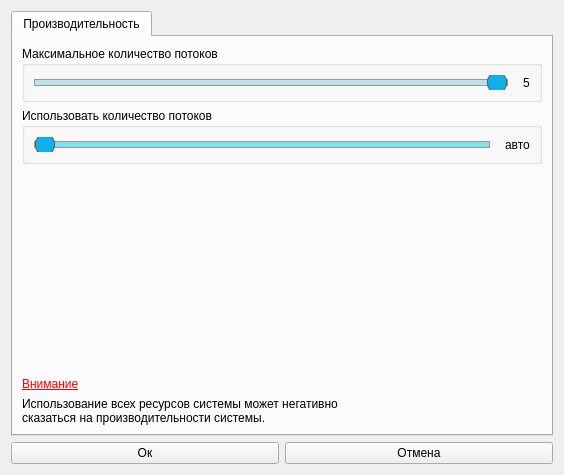
Qt form src/settingsform.ui (vrs000/DMS) before a commit.
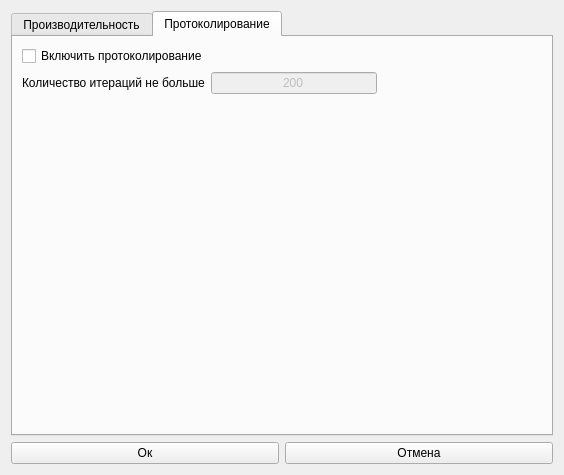
The same form after that commit. The open tabs and pages were chosen to show the change. Icons and pictures are not drawn.

Commit message: Добавлено протоколирование

Diff of the .ui file:
```diff
--- a/src/settingsform.ui
+++ b/src/settingsform.ui
@@ -204,6 +204,78 @@
          </item>
         </layout>
        </widget>
+       <widget class="QWidget" name="tab_2">
+        <attribute name="icon">
+         <iconset resource="icons.qrc">
+          <normaloff>:/icons/logging.png</normaloff>:/icons/logging.png</iconset>
+        </attribute>
+        <attribute name="title">
+         <string>Протоколирование</string>
+        </attribute>
+        <layout class="QVBoxLayout" name="verticalLayout_3">
+         <item>
+          <layout class="QVBoxLayout" name="verticalLayout_2">
+           <item>
+            <widget class="QCheckBox" name="LoggingCheckBox">
+             <property name="text">
+              <string>Включить протоколирование</string>
+             </property>
+            </widget>
+           </item>
+           <item>
+            <layout class="QHBoxLayout" name="horizontalLayout_4">
+             <item>
+              <widget class="QLabel" name="label">
+               <property name="text">
+                <string>Количество итераций не больше</string>
+               </property>
+              </widget>
+             </item>
+             <item>
+              <widget class="QLineEdit" name="MaxIterCountEdit">
+               <property name="enabled">
+                <bool>false</bool>
+               </property>
+               <property name="text">
+                <string>200</string>
+               </property>
+               <property name="alignment">
+                <set>Qt::AlignCenter</set>
+               </property>
+              </widget>
+             </item>
+             <item>
+              <spacer name="horizontalSpacer">
+               <property name="orientation">
+                <enum>Qt::Horizontal</enum>
+               </property>
+               <property name="sizeHint" stdset="0">
+                <size>
+                 <width>40</width>
+                 <height>20</height>
+                </size>
+               </property>
+              </spacer>
+             </item>
+            </layout>
+           </item>
+           <item>
+            <spacer name="verticalSpacer_2">
+             <property name="orientation">
+              <enum>Qt::Vertical</enum>
+             </property>
+             <property name="sizeHint" stdset="0">
+              <size>
+               <width>20</width>
+               <height>40</height>
+              </size>
+             </property>
+            </spacer>
+           </item>
+          </layout>
+         </item>
+        </layout>
+       </widget>
       </widget>
      </item>
     </layout>
```
The commit also changes 28 other files.
